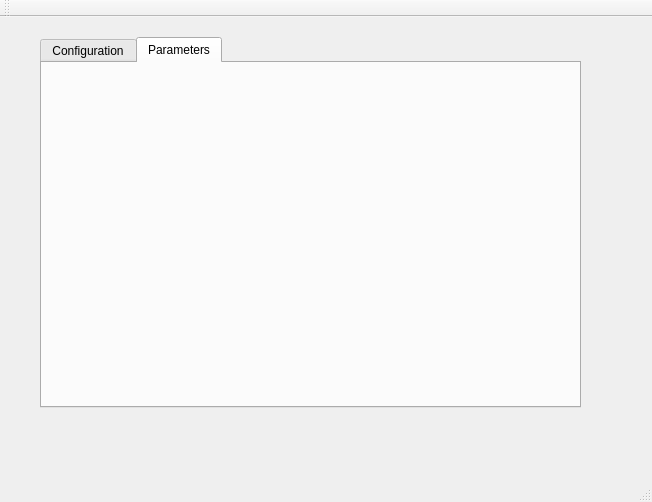
First picture: the form in mainwindow.ui, repository NexRobotics/UserInterface, before the edit.
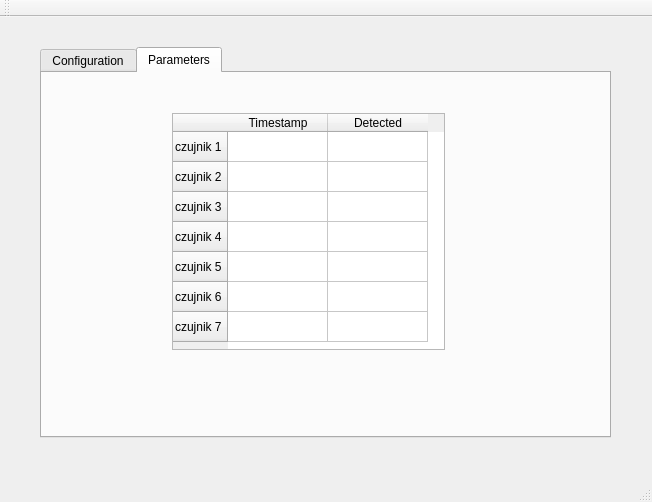
Second picture: the form after the edit. The open tabs and pages were chosen to show the change.

Diff of the .ui file:
```diff
--- a/mainwindow.ui
+++ b/mainwindow.ui
@@ -18,9 +18,9 @@
     <property name="geometry">
      <rect>
       <x>40</x>
-      <y>20</y>
-      <width>541</width>
-      <height>371</height>
+      <y>30</y>
+      <width>571</width>
+      <height>391</height>
      </rect>
     </property>
     <property name="currentIndex">
@@ -154,6 +154,64 @@
      <attribute name="title">
       <string>Parameters</string>
      </attribute>
+     <widget class="QTableWidget" name="tableWidget">
+      <property name="geometry">
+       <rect>
+        <x>130</x>
+        <y>40</y>
+        <width>273</width>
+        <height>237</height>
+       </rect>
+      </property>
+      <property name="cursor" stdset="0">
+       <cursorShape>ArrowCursor</cursorShape>
+      </property>
+      <row>
+       <property name="text">
+        <string>czujnik 1</string>
+       </property>
+      </row>
+      <row>
+       <property name="text">
+        <string>czujnik 2</string>
+       </property>
+      </row>
+      <row>
+       <property name="text">
+        <string>czujnik 3</string>
+       </property>
+      </row>
+      <row>
+       <property name="text">
+        <string>czujnik 4</string>
+       </property>
+      </row>
+      <row>
+       <property name="text">
+        <string>czujnik 5</string>
+       </property>
+      </row>
+      <row>
+       <property name="text">
+        <string>czujnik 6</string>
+       </property>
+      </row>
+      <row>
+       <property name="text">
+        <string>czujnik 7</string>
+       </property>
+      </row>
+      <column>
+       <property name="text">
+        <string>Timestamp</string>
+       </property>
+      </column>
+      <column>
+       <property name="text">
+        <string>Detected</string>
+       </property>
+      </column>
+     </widget>
     </widget>
    </widget>
   </widget>
```
Left out of the diff: 18 changed lines with no effect on the pictures.
